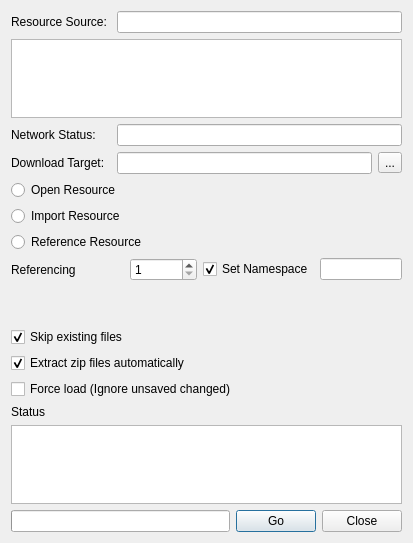
Qt form module/wildchildanimation/gui/forms/maya/maya_resource_loader_dialog.ui (dearyangyu/swing) before a commit.
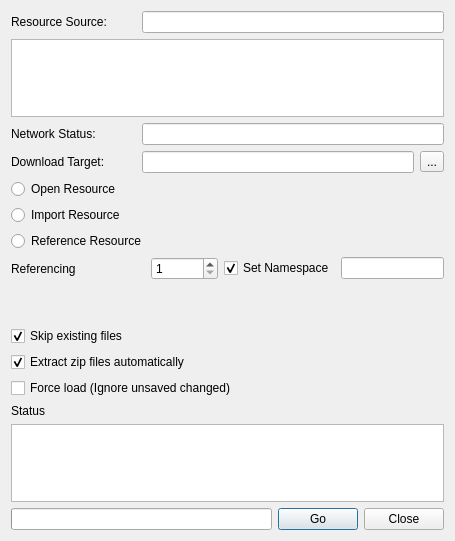
The same form after that commit.

Commit message: Swing Maya fixes

```diff
--- a/module/wildchildanimation/gui/forms/maya/maya_resource_loader_dialog.ui
+++ b/module/wildchildanimation/gui/forms/maya/maya_resource_loader_dialog.ui
@@ -9,8 +9,8 @@
    <rect>
     <x>0</x>
     <y>0</y>
-    <width>413</width>
-    <height>543</height>
+    <width>455</width>
+    <height>541</height>
    </rect>
   </property>
   <property name="windowTitle">
@@ -25,7 +25,7 @@
         <widget class="QLabel" name="labelSource">
          <property name="minimumSize">
           <size>
-           <width>100</width>
+           <width>125</width>
            <height>0</height>
           </size>
          </property>
@@ -58,7 +58,7 @@
           <widget class="QLabel" name="labelNetworkStatus">
            <property name="minimumSize">
             <size>
-             <width>100</width>
+             <width>125</width>
              <height>0</height>
             </size>
            </property>
@@ -78,7 +78,7 @@
           <widget class="QLabel" name="labelDownloadTarget">
            <property name="minimumSize">
             <size>
-             <width>100</width>
+             <width>125</width>
              <height>0</height>
             </size>
            </property>
```
The commit also changes 11 other files.
